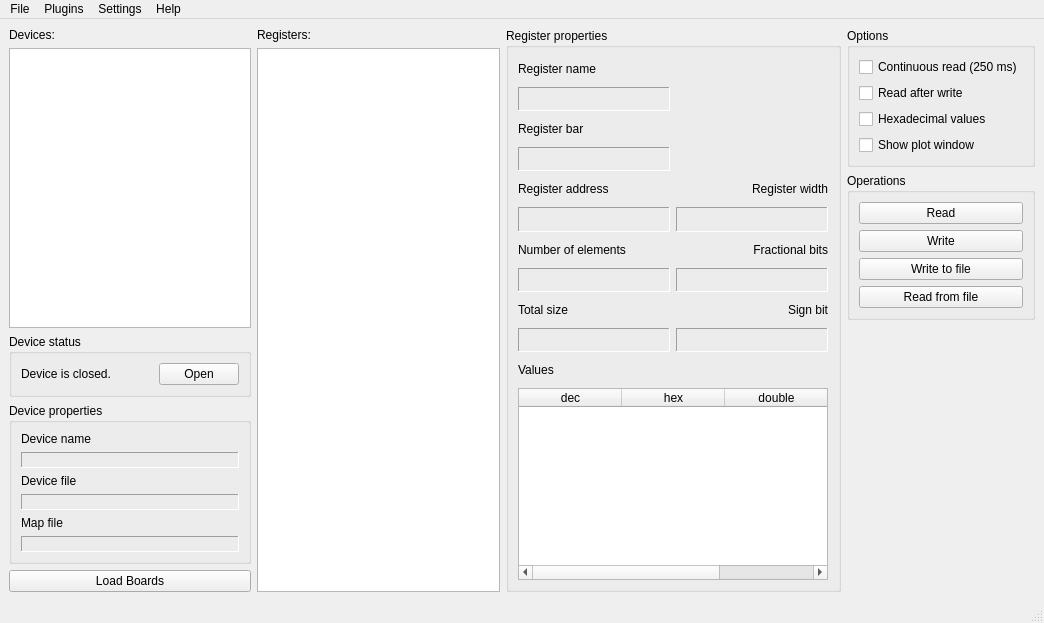
Qt form QtHardMonForm.ui (ChimeraTK/QtHardMon) before a commit.
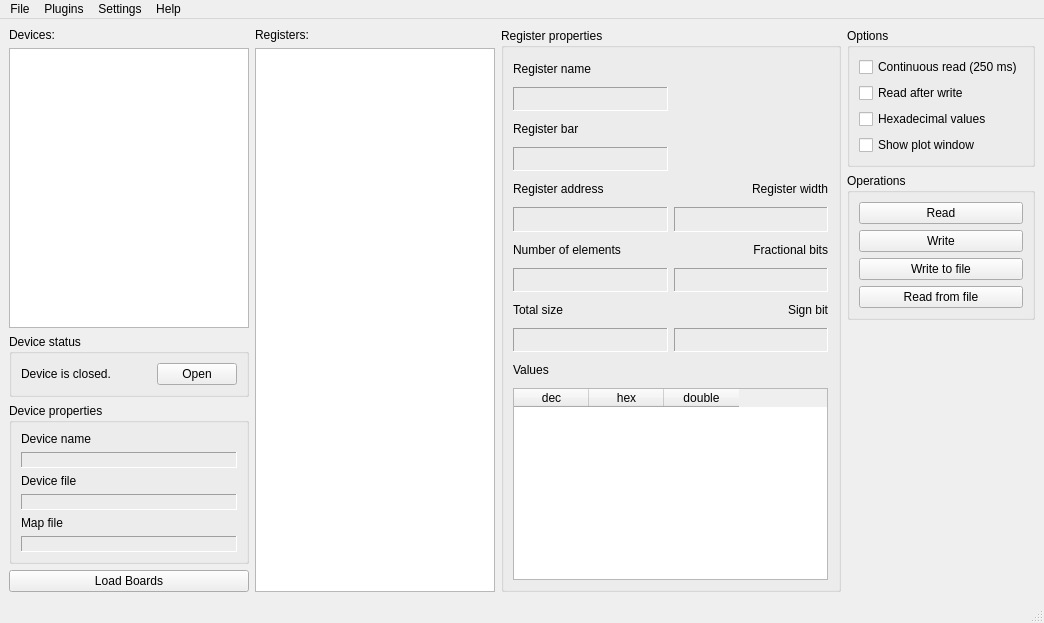
The same form after that commit.

Patch:
```diff
--- a/QtHardMonForm.ui
+++ b/QtHardMonForm.ui
@@ -313,7 +313,7 @@
            </property>
            <property name="minimumSize">
             <size>
-             <width>310</width>
+             <width>315</width>
              <height>0</height>
             </size>
            </property>
@@ -327,7 +327,7 @@
             <bool>false</bool>
            </attribute>
            <attribute name="horizontalHeaderDefaultSectionSize">
-            <number>103</number>
+            <number>75</number>
            </attribute>
            <attribute name="verticalHeaderDefaultSectionSize">
             <number>20</number>
```
